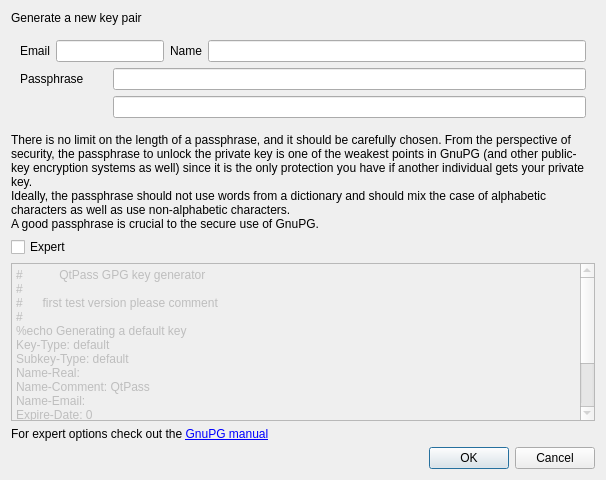
IJHack/QtPass, file keygendialog.ui: the form before one commit.
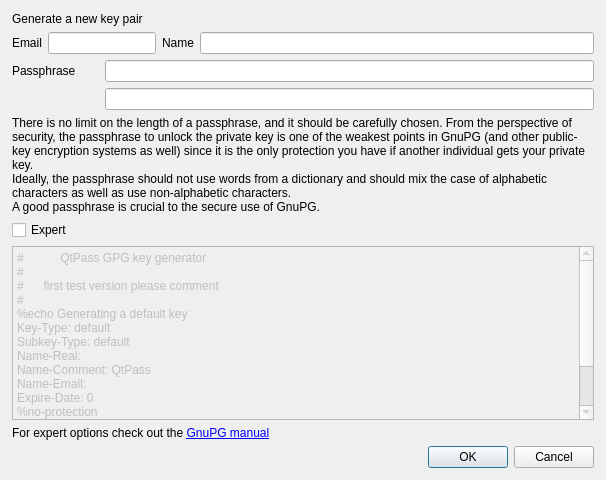
The form after the commit.

```diff
--- a/keygendialog.ui
+++ b/keygendialog.ui
@@ -14,6 +14,18 @@
    <string>Generate GnuPG keypair</string>
   </property>
   <layout class="QVBoxLayout" name="verticalLayout_2">
+   <property name="leftMargin">
+    <number>12</number>
+   </property>
+   <property name="topMargin">
+    <number>12</number>
+   </property>
+   <property name="rightMargin">
+    <number>12</number>
+   </property>
+   <property name="bottomMargin">
+    <number>12</number>
+   </property>
    <item>
     <widget class="QLabel" name="label">
      <property name="sizePolicy">
@@ -54,6 +66,18 @@
       <item>
        <widget class="QWidget" name="widget" native="true">
         <layout class="QGridLayout" name="gridLayout">
+         <property name="leftMargin">
+          <number>0</number>
+         </property>
+         <property name="topMargin">
+          <number>0</number>
+         </property>
+         <property name="rightMargin">
+          <number>0</number>
+         </property>
+         <property name="bottomMargin">
+          <number>0</number>
+         </property>
          <item row="1" column="0" colspan="2">
           <widget class="QLabel" name="labelPassphrase">
            <property name="text">
```
